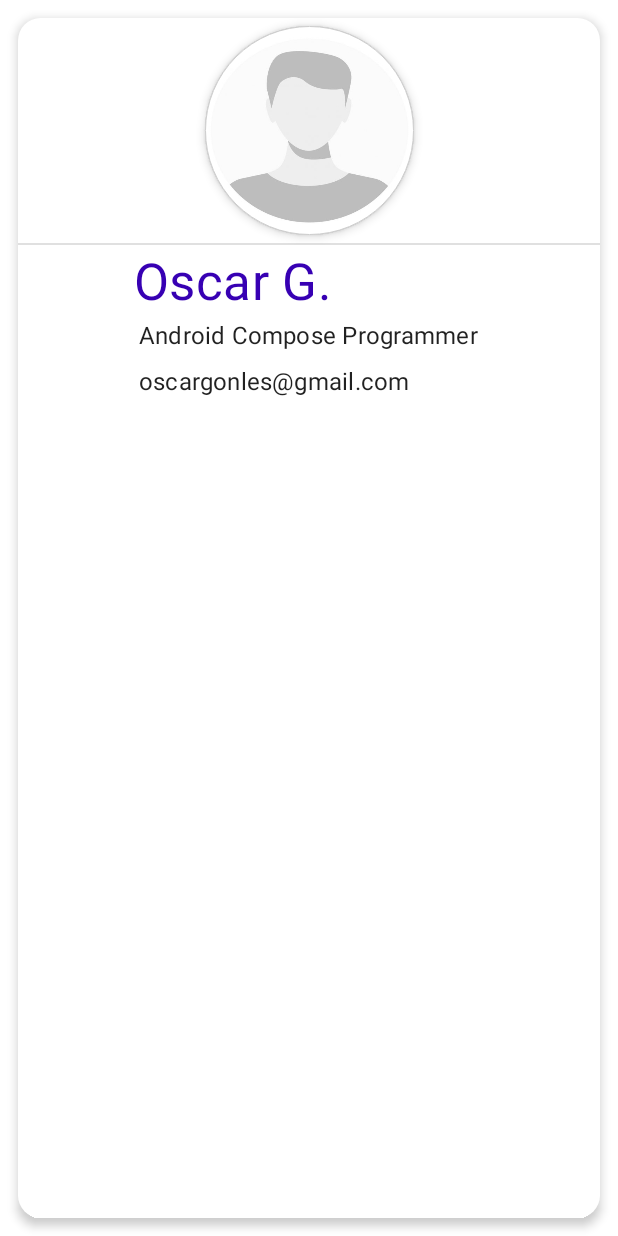
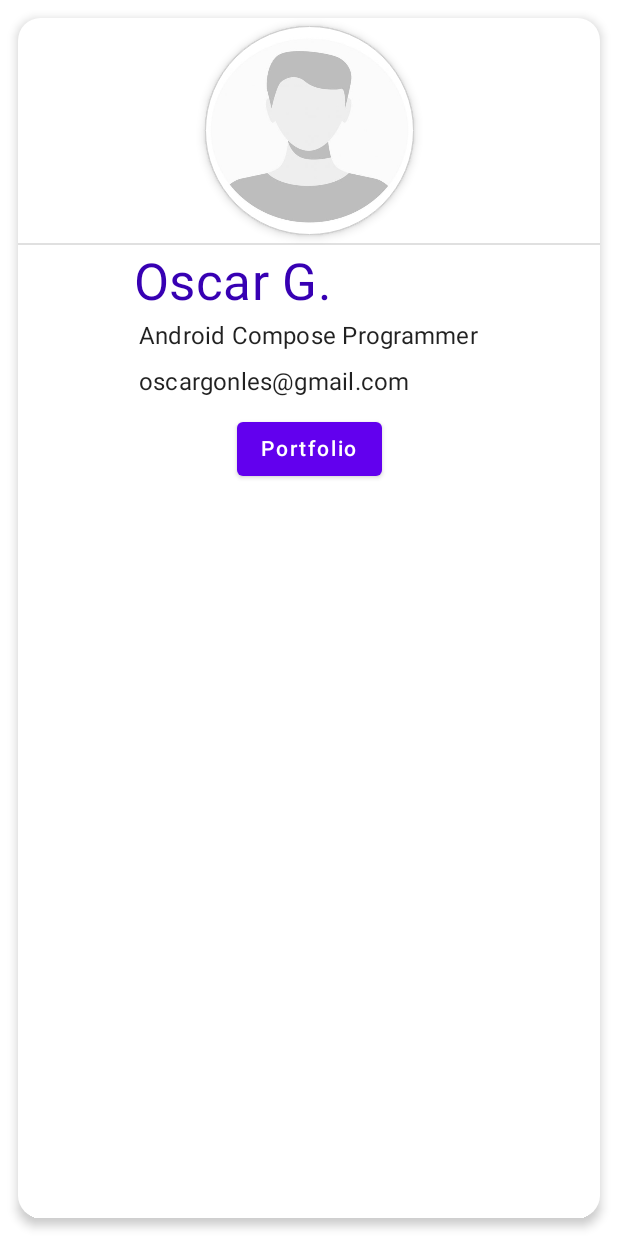
Before and after one commit to OscarGonzalezLesaga/JetpackCompose-BizCard, an Android app built with Jetpack Compose: the screen it shows after launch (MainActivity), on a phone screen of 412 x 824 dp. Run offline under Robolectric (Android 15) with nearby library versions, the phone set to English and light mode, and no system bars.

Commit message:
20. Adding the Portfolio Button

```diff
--- a/BizCardApp/app/src/main/java/com/oscargonles/bizcard/MainActivity.kt
+++ b/BizCardApp/app/src/main/java/com/oscargonles/bizcard/MainActivity.kt
@@ -1,6 +1,7 @@
 package com.oscargonles.bizcard
 
 import android.os.Bundle
+import android.util.Log
 import androidx.activity.ComponentActivity
 import androidx.activity.compose.setContent
 import androidx.compose.foundation.BorderStroke
@@ -16,6 +17,7 @@ import androidx.compose.foundation.layout.width
 import androidx.compose.foundation.shape.CircleShape
 import androidx.compose.foundation.shape.CornerSize
 import androidx.compose.foundation.shape.RoundedCornerShape
+import androidx.compose.material.Button
 import androidx.compose.material.Card
 import androidx.compose.material.Divider
 import androidx.compose.material.MaterialTheme
@@ -53,8 +55,20 @@ fun CreateBizCard() {
                 ImageProfile()
                 Divider()
                 CreateInfo()
+                PortfolioButton()
             }
         }
+    }
+}
+
+@Composable
+private fun PortfolioButton() {
+    Button(
+        onClick = {
+            Log.d("Clicked", "CreateBizCard: Button clicked")
+        }
+    ) {
+        Text(text = "Portfolio", style = MaterialTheme.typography.button)
     }
 }
 
```
